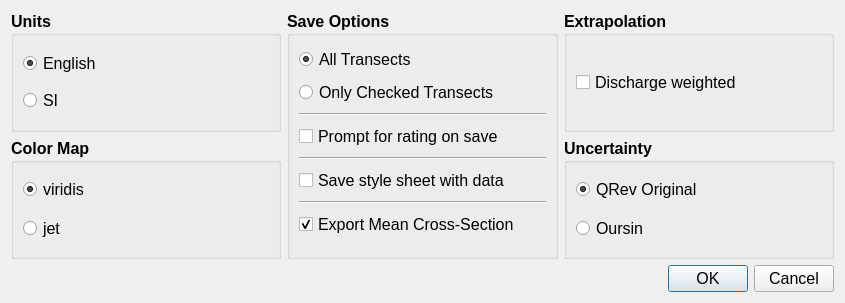
The window that UI/wOptions.ui (Sana-hammemi/qrevint) describes before a commit, drawn with Qt 5.
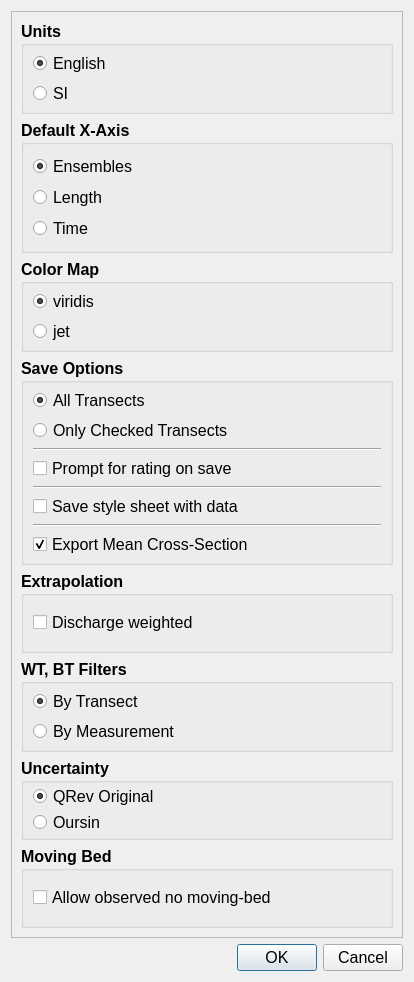
The same window after the commit.

Commit message: Merged QRevInt options dialog, disclaimer, and QRev UI. Updated version info to 4.30. Fixed Boatstructure to read saved Comp Track setting from mat file.

The edit to the form file:
```diff
--- a/UI/wOptions.ui
+++ b/UI/wOptions.ui
@@ -6,46 +6,38 @@
    <rect>
     <x>0</x>
     <y>0</y>
-    <width>845</width>
-    <height>303</height>
+    <width>414</width>
+    <height>982</height>
    </rect>
   </property>
+  <property name="maximumSize">
+   <size>
+    <width>16777215</width>
+    <height>1080</height>
+   </size>
+  </property>
   <property name="windowTitle">
    <string>Dialog</string>
   </property>
-  <layout class="QGridLayout" name="gridLayout_2">
-   <item row="0" column="0">
+  <layout class="QVBoxLayout" name="verticalLayout_10">
+   <item>
+    <widget class="QScrollArea" name="scrollArea">
+     <property name="widgetResizable">
+      <bool>true</bool>
+     </property>
+     <widget class="QWidget" name="scrollAreaWidgetContents">
+      <property name="geometry">
+       <rect>
+        <x>0</x>
+        <y>0</y>
+        <width>394</width>
+        <height>929</height>
+       </rect>
+      </property>
     <layout class="QGridLayout" name="gridLayout">
-     <item row="0" column="2">
-      <widget class="QGroupBox" name="QGroupBox">
-       <property name="font">
-        <font>
-         <pointsize>12</pointsize>
-         <weight>75</weight>
-         <bold>true</bold>
-        </font>
-       </property>
-       <property name="title">
-        <string>Extrapolation</string>
-       </property>
-       <layout class="QVBoxLayout" name="verticalLayout_2">
-        <item>
-         <widget class="QCheckBox" name="cb_weighted_extrap">
-          <property name="font">
-           <font>
-            <weight>50</weight>
-            <bold>false</bold>
-           </font>
-          </property>
-          <property name="text">
-           <string>Discharge weighted</string>
-          </property>
-         </widget>
-        </item>
-       </layout>
-      </widget>
-     </item>
      <item row="0" column="0">
+        <layout class="QVBoxLayout" name="verticalLayout_3">
+         <item>
       <widget class="QGroupBox" name="gb_units">
        <property name="font">
         <font>
@@ -57,7 +49,19 @@
        <property name="title">
         <string>Units</string>
        </property>
-       <layout class="QVBoxLayout" name="verticalLayout_3">
+           <layout class="QVBoxLayout" name="verticalLayout_8">
+            <property name="spacing">
+             <number>5</number>
+            </property>
+            <property name="topMargin">
+             <number>5</number>
+            </property>
+            <property name="rightMargin">
+             <number>11</number>
+            </property>
+            <property name="bottomMargin">
+             <number>5</number>
+            </property>
         <item>
          <widget class="QRadioButton" name="rb_english">
           <property name="font">
@@ -79,6 +83,7 @@
          <widget class="QRadioButton" name="rb_si">
           <property name="font">
            <font>
+                <pointsize>12</pointsize>
             <weight>50</weight>
             <bold>false</bold>
            </font>
@@ -91,7 +96,65 @@
        </layout>
       </widget>
      </item>
-     <item row="1" column="0">
+         <item>
+          <widget class="QGroupBox" name="gb_axis">
+           <property name="font">
+            <font>
+             <pointsize>12</pointsize>
+             <weight>75</weight>
+             <bold>true</bold>
+            </font>
+           </property>
+           <property name="title">
+            <string>Default X-Axis</string>
+           </property>
+           <layout class="QVBoxLayout" name="verticalLayout_2">
+            <item>
+             <widget class="QRadioButton" name="rb_opt_ensembles">
+              <property name="font">
+               <font>
+                <weight>50</weight>
+                <bold>false</bold>
+               </font>
+              </property>
+              <property name="text">
+               <string>Ensembles</string>
+              </property>
+              <property name="checked">
+               <bool>true</bool>
+              </property>
+             </widget>
+            </item>
+            <item>
+             <widget class="QRadioButton" name="rb_opt_length">
+              <property name="font">
+               <font>
+                <weight>50</weight>
+                <bold>false</bold>
+               </font>
+              </property>
+              <property name="text">
+               <string>Length</string>
+              </property>
+             </widget>
+            </item>
+            <item>
+             <widget class="QRadioButton" name="rb_opt_time">
+              <property name="font">
+               <font>
+                <weight>50</weight>
+                <bold>false</bold>
+               </font>
+              </property>
+              <property name="text">
+               <string>Time</string>
+              </property>
+             </widget>
+            </item>
+           </layout>
+          </widget>
+         </item>
+         <item>
       <widget class="QGroupBox" name="gb_color_map">
        <property name="font">
         <font>
@@ -147,63 +210,7 @@
        </layout>
       </widget>
      </item>
-     <item row="1" column="2">
-      <widget class="QGroupBox" name="gb_uncertainty">
-       <property name="font">
-        <font>
-         <pointsize>12</pointsize>
-         <weight>75</weight>
-         <bold>true</bold>
-        </font>
-       </property>
-       <property name="title">
-        <string>Uncertainty</string>
-       </property>
-       <layout class="QVBoxLayout" name="verticalLayout_4">
-        <property name="spacing">
-         <number>0</number>
-        </property>
-        <property name="topMargin">
-         <number>0</number>
-        </property>
-        <property name="bottomMargin">
-         <number>0</number>
-        </property>
         <item>
-         <widget class="QRadioButton" name="rb_qrev_u">
-          <property name="font">
-           <font>
-            <pointsize>12</pointsize>
-            <weight>50</weight>
-            <bold>false</bold>
-           </font>
-          </property>
-          <property name="text">
-           <string>QRev Original</string>
-          </property>
-          <property name="checked">
-           <bool>true</bool>
-          </property>
-         </widget>
-        </item>
-        <item>
-         <widget class="QRadioButton" name="rb_oursin_u">
-          <property name="font">
-           <font>
-            <pointsize>12</pointsize>
-            <weight>50</weight>
-            <bold>false</bold>
-           </font>
-          </property>
-          <property name="text">
-           <string>Oursin</string>
-          </property>
-         </widget>
-        </item>
-       </layout>
-      </widget>
-     </item>
-     <item row="0" column="1" rowspan="2">
       <widget class="QGroupBox" name="gb_save_options">
        <property name="font">
         <font>
@@ -216,10 +223,20 @@
         <string>Save Options</string>
        </property>
        <layout class="QVBoxLayout" name="verticalLayout">
+            <property name="spacing">
+             <number>5</number>
+            </property>
+            <property name="topMargin">
+             <number>5</number>
+            </property>
+            <property name="bottomMargin">
+             <number>5</number>
+            </property>
         <item>
          <widget class="QRadioButton" name="rb_All">
           <property name="font">
            <font>
+                <pointsize>12</pointsize>
             <weight>50</weight>
             <bold>false</bold>
            </font>
@@ -236,6 +253,7 @@
          <widget class="QRadioButton" name="rb_checked">
           <property name="font">
            <font>
+                <pointsize>12</pointsize>
             <weight>50</weight>
             <bold>false</bold>
            </font>
@@ -256,6 +274,7 @@
          <widget class="QCheckBox" name="cb_rating">
           <property name="font">
            <font>
+                <pointsize>12</pointsize>
             <weight>50</weight>
             <bold>false</bold>
            </font>
@@ -276,6 +295,7 @@
          <widget class="QCheckBox" name="cb_stylesheet">
           <property name="font">
            <font>
+                <pointsize>12</pointsize>
             <weight>50</weight>
             <bold>false</bold>
            </font>
@@ -311,9 +331,194 @@
        </layout>
       </widget>
      </item>
-    </layout>
-   </item>
-   <item row="1" column="0">
+         <item>
+          <widget class="QGroupBox" name="gb_extrap_weighted">
+           <property name="font">
+            <font>
+             <pointsize>12</pointsize>
+             <weight>75</weight>
+             <bold>true</bold>
+            </font>
+           </property>
+           <property name="title">
+            <string>Extrapolation</string>
+           </property>
+           <layout class="QVBoxLayout" name="verticalLayout_6">
+            <property name="spacing">
+             <number>5</number>
+            </property>
+            <property name="topMargin">
+             <number>5</number>
+            </property>
+            <property name="bottomMargin">
+             <number>5</number>
+            </property>
+            <item>
+             <widget class="QCheckBox" name="cb_weighted_extrap">
+              <property name="font">
+               <font>
+                <pointsize>12</pointsize>
+                <weight>50</weight>
+                <bold>false</bold>
+               </font>
+              </property>
+              <property name="text">
+               <string>Discharge weighted</string>
+              </property>
+             </widget>
+            </item>
+           </layout>
+          </widget>
+         </item>
+         <item>
+          <widget class="QGroupBox" name="gb_filters">
+           <property name="font">
+            <font>
+             <pointsize>12</pointsize>
+             <weight>75</weight>
+             <bold>true</bold>
+            </font>
+           </property>
+           <property name="title">
+            <string>WT, BT Filters</string>
+           </property>
+           <layout class="QVBoxLayout" name="verticalLayout_5">
+            <property name="spacing">
+             <number>5</number>
+            </property>
+            <property name="topMargin">
+             <number>5</number>
+            </property>
+            <property name="bottomMargin">
+             <number>5</number>
+            </property>
+            <item>
+             <widget class="QRadioButton" name="rb_filter_transect">
+              <property name="font">
+               <font>
+                <pointsize>12</pointsize>
+                <weight>50</weight>
+                <bold>false</bold>
+               </font>
+              </property>
+              <property name="text">
+               <string>By Transect</string>
+              </property>
+              <property name="checked">
+               <bool>true</bool>
+              </property>
+             </widget>
+            </item>
+            <item>
+             <widget class="QRadioButton" name="rb_filter_meas">
+              <property name="font">
+               <font>
+                <pointsize>12</pointsize>
+                <weight>50</weight>
+                <bold>false</bold>
+               </font>
+              </property>
+              <property name="text">
+               <string>By Measurement</string>
+              </property>
+             </widget>
+            </item>
+           </layout>
+          </widget>
+         </item>
+         <item>
+          <widget class="QGroupBox" name="gb_uncertainty">
+           <property name="font">
+            <font>
+             <pointsize>12</pointsize>
+             <weight>75</weight>
+             <bold>true</bold>
+            </font>
+           </property>
+           <property name="title">
+            <string>Uncertainty</string>
+           </property>
+           <layout class="QVBoxLayout" name="verticalLayout_4">
+            <property name="spacing">
+             <number>0</number>
+            </property>
+            <property name="topMargin">
+             <number>0</number>
+            </property>
+            <property name="bottomMargin">
+             <number>0</number>
+            </property>
+            <item>
+             <widget class="QRadioButton" name="rb_qrev_u">
+              <property name="font">
+               <font>
+                <pointsize>12</pointsize>
+                <weight>50</weight>
+                <bold>false</bold>
+               </font>
+              </property>
+              <property name="text">
+               <string>QRev Original</string>
+              </property>
+              <property name="checked">
+               <bool>true</bool>
+              </property>
+             </widget>
+            </item>
+            <item>
+             <widget class="QRadioButton" name="rb_oursin_u">
+              <property name="font">
+               <font>
+                <pointsize>12</pointsize>
+                <weight>50</weight>
+                <bold>false</bold>
+               </font>
+              </property>
+              <property name="text">
+               <string>Oursin</string>
+              </property>
+             </widget>
+            </item>
+           </layout>
+          </widget>
+         </item>
+         <item>
+          <widget class="QGroupBox" name="gb_moving_bed_option">
+           <property name="font">
+            <font>
+             <pointsize>12</pointsize>
+             <weight>75</weight>
+             <bold>true</bold>
+            </font>
+           </property>
+           <property name="title">
+            <string>Moving Bed</string>
+           </property>
+           <layout class="QVBoxLayout" name="verticalLayout_9">
+            <item>
+             <widget class="QCheckBox" name="cb_allow_manual_no_mb">
+              <property name="font">
+               <font>
+                <pointsize>12</pointsize>
+                <weight>50</weight>
+                <bold>false</bold>
+               </font>
+              </property>
+              <property name="text">
+               <string>Allow observed no moving-bed</string>
+              </property>
+             </widget>
+            </item>
+           </layout>
+          </widget>
+         </item>
+        </layout>
+       </item>
+      </layout>
+     </widget>
+    </widget>
+   </item>
+   <item>
     <widget class="QDialogButtonBox" name="buttonBox">
      <property name="font">
       <font>
```
Lines whose indentation alone changed are shown as unchanged. The commit also changes 14 other files.
